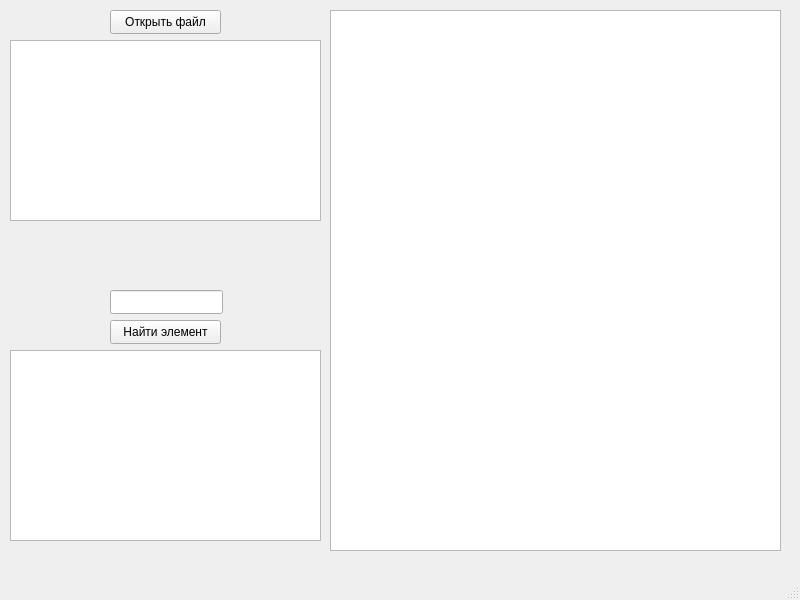
Qt form QtProj/mapAnalizer/map_analizer/mainwindow.ui (twentyoneh/CPPproj) before a commit.
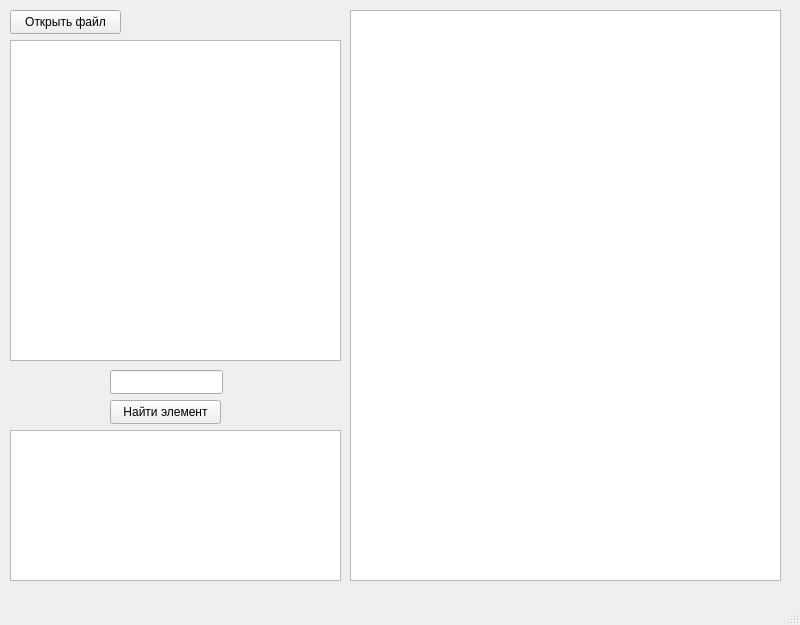
The same form after that commit.

```diff
--- a/QtProj/mapAnalizer/map_analizer/mainwindow.ui
+++ b/QtProj/mapAnalizer/map_analizer/mainwindow.ui
@@ -7,7 +7,7 @@
     <x>0</x>
     <y>0</y>
     <width>800</width>
-    <height>600</height>
+    <height>625</height>
    </rect>
   </property>
   <property name="windowTitle">
@@ -17,7 +17,7 @@
    <widget class="QPushButton" name="OpenFIle">
     <property name="geometry">
      <rect>
-      <x>110</x>
+      <x>10</x>
       <y>10</y>
       <width>111</width>
       <height>24</height>
@@ -30,10 +30,10 @@
    <widget class="QListWidget" name="listWidget">
     <property name="geometry">
      <rect>
-      <x>330</x>
+      <x>350</x>
       <y>10</y>
-      <width>451</width>
-      <height>541</height>
+      <width>431</width>
+      <height>571</height>
      </rect>
     </property>
     <property name="verticalScrollBarPolicy">
@@ -47,7 +47,7 @@
     <property name="geometry">
      <rect>
       <x>110</x>
-      <y>290</y>
+      <y>370</y>
       <width>113</width>
       <height>24</height>
      </rect>
@@ -57,7 +57,7 @@
     <property name="geometry">
      <rect>
       <x>110</x>
-      <y>320</y>
+      <y>400</y>
       <width>111</width>
       <height>24</height>
      </rect>
@@ -71,8 +71,8 @@
      <rect>
       <x>10</x>
       <y>40</y>
-      <width>311</width>
-      <height>181</height>
+      <width>331</width>
+      <height>321</height>
      </rect>
     </property>
    </widget>
@@ -80,9 +80,9 @@
     <property name="geometry">
      <rect>
       <x>10</x>
-      <y>350</y>
-      <width>311</width>
-      <height>191</height>
+      <y>430</y>
+      <width>331</width>
+      <height>151</height>
      </rect>
     </property>
    </widget>
```
Left out of the diff: 8 changed lines with no effect on the pictures.
